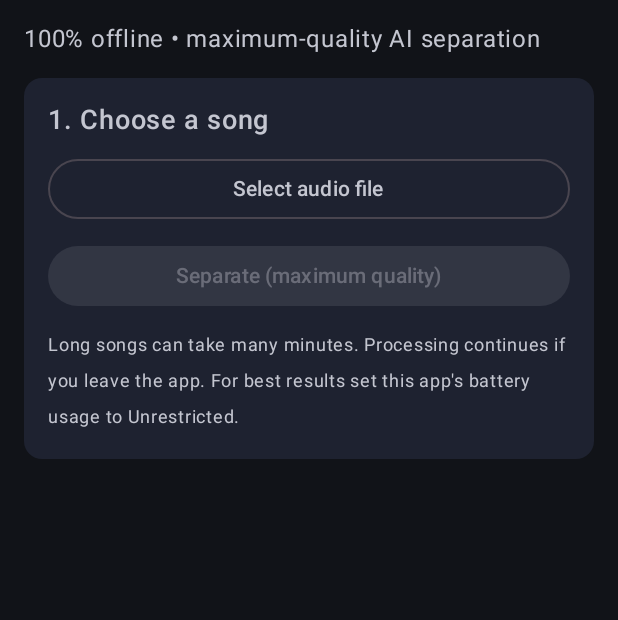
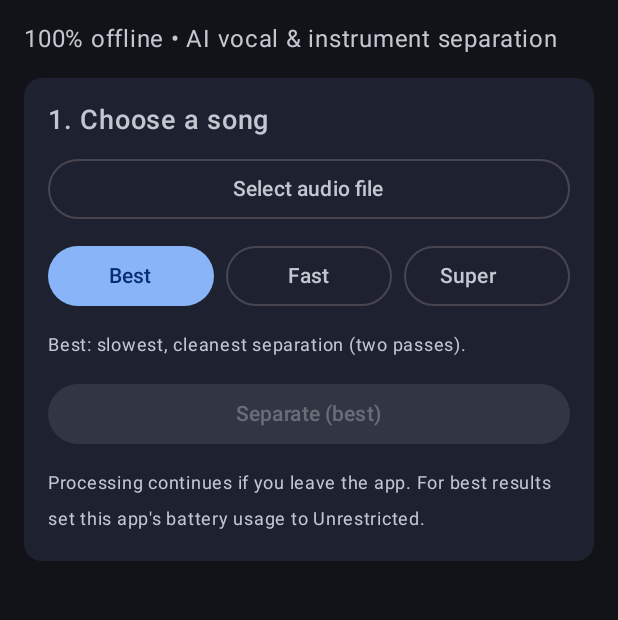
Before and after one commit to aditya20490/VocalSplitter, an Android app built with Jetpack Compose: the screen it shows after launch (MainActivity), on a phone screen of 412 x 824 dp, the part 74-694 px from its top. Run offline under Robolectric (Android 15) with nearby library versions, the phone set to English and light mode, and no system bars; libraries missing offline, so code that uses them is left out: ai.onnxruntime.

Commit message:
Implement mode selection for audio separation
Added mode selection and descriptions for audio separation.

```diff
--- a/app/src/main/java/com/vocalsplitter/app/MainActivity.kt
+++ b/app/src/main/java/com/vocalsplitter/app/MainActivity.kt
@@ -106,6 +106,18 @@ private fun fmtEta(sec: Long): String {
     return if (m >= 1) "About $m min left" else "Less than a minute left"
 }
 
+private fun modeLabel(m: Mode): String = when (m) {
+    Mode.BEST -> "Best"
+    Mode.FAST -> "Fast"
+    Mode.SUPER -> "Super fast"
+}
+
+private fun modeDescription(m: Mode): String = when (m) {
+    Mode.BEST -> "Best: slowest, cleanest separation (two passes)."
+    Mode.FAST -> "Fast: about half the time, slightly more leftover noise (one pass)."
+    Mode.SUPER -> "Super fast: one pass using every CPU core. Quickest, but the phone may get warm."
+}
+
 @Composable
 private fun SectionCard(title: String, content: @Composable ColumnScope.() -> Unit) {
     Card(
@@ -138,6 +150,7 @@ private fun App() {
 
     var pickedUri by remember { mutableStateOf<Uri?>(null) }
     var pickedName by remember { mutableStateOf("") }
+    var mode by remember { mutableStateOf(Mode.BEST) }
     var vocalPct by remember { mutableFloatStateOf(100f) }
     var instPct by remember { mutableFloatStateOf(100f) }
     var exporting by remember { mutableStateOf(false) }
@@ -155,7 +168,7 @@ private fun App() {
     }
 
     val notifPermission = rememberLauncherForActivityResult(ActivityResultContracts.RequestPermission()) { _ ->
-        pickedUri?.let { SeparationService.start(ctx, it, pickedName) }
+        pickedUri?.let { SeparationService.start(ctx, it, pickedName, mode) }
     }
 
     fun startJob() {
@@ -166,7 +179,7 @@ private fun App() {
         ) {
             notifPermission.launch(Manifest.permission.POST_NOTIFICATIONS)
         } else {
-            SeparationService.start(ctx, uri, pickedName)
+            SeparationService.start(ctx, uri, pickedName, mode)
         }
     }
 
@@ -208,7 +221,7 @@ private fun App() {
         ) {
             Text("Vocal Splitter", fontSize = 28.sp, fontWeight = FontWeight.Bold)
             Text(
-                "100% offline • maximum-quality AI separation",
+                "100% offline • AI vocal & instrument separation",
                 color = MaterialTheme.colorScheme.onSurfaceVariant,
             )
 
@@ -219,13 +232,37 @@ private fun App() {
                     modifier = Modifier.fillMaxWidth(),
                 ) { Text(if (pickedUri == null) "Select audio file" else "Change file") }
                 if (pickedUri != null) Text(pickedName)
+
+                Row(horizontalArrangement = Arrangement.spacedBy(8.dp)) {
+                    for (m in Mode.values()) {
+                        if (m == mode) {
+                            Button(
+                                onClick = {},
+                                enabled = !working,
+                                modifier = Modifier.weight(1f),
+                            ) { Text(modeLabel(m), maxLines = 1) }
+                        } else {
+                            OutlinedButton(
+                                onClick = { mode = m },
+                                enabled = !working,
+                                modifier = Modifier.weight(1f),
+                            ) { Text(modeLabel(m), maxLines = 1) }
+                        }
+                    }
+                }
+                Text(
+                    modeDescription(mode),
+                    fontSize = 12.sp,
+                    color = MaterialTheme.colorScheme.onSurfaceVariant,
+                )
+
                 Button(
                     onClick = { startJob() },
                     enabled = pickedUri != null && !working,
                     modifier = Modifier.fillMaxWidth(),
-                ) { Text("Separate (maximum quality)") }
+                ) { Text("Separate (${modeLabel(mode).lowercase()})") }
                 Text(
-                    "Long songs can take many minutes. Processing continues if you leave the app. " +
+                    "Processing continues if you leave the app. " +
                         "For best results set this app's battery usage to Unrestricted.",
                     fontSize = 12.sp,
                     color = MaterialTheme.colorScheme.onSurfaceVariant,
```
